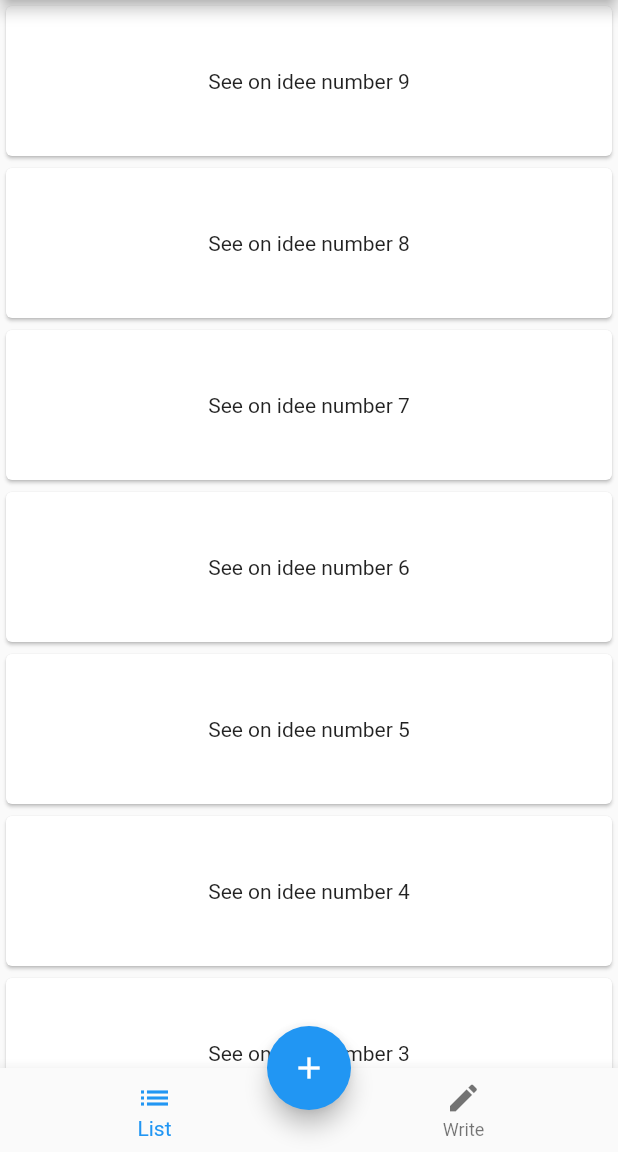
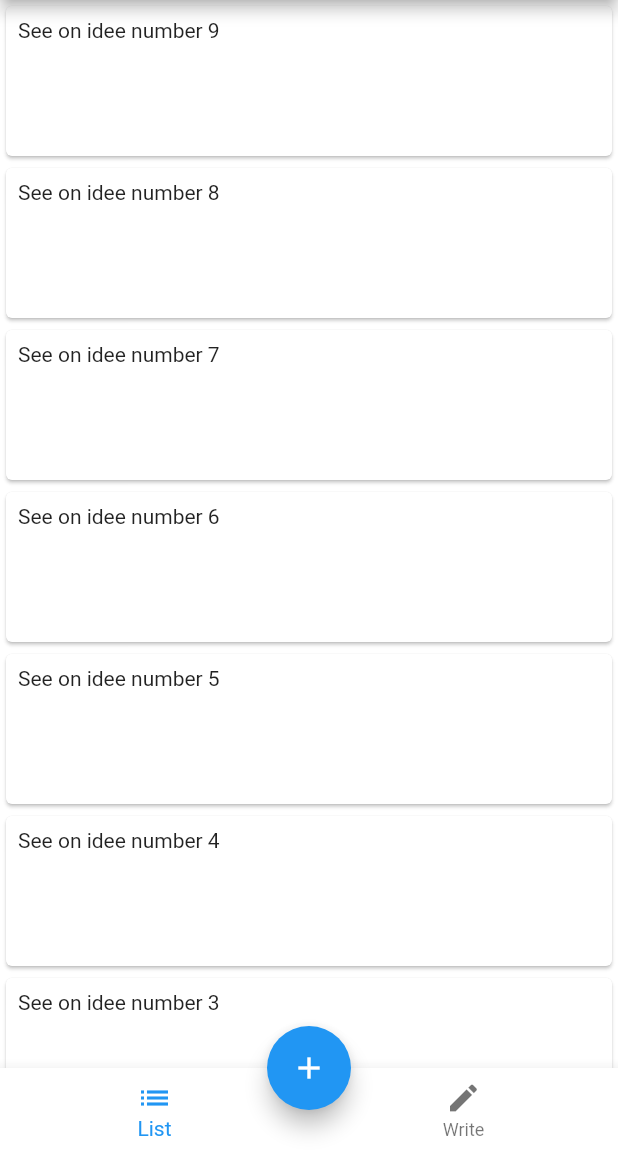
Before and after one commit to randalannus/idea_board, a Flutter app: the screen it shows after launch, on a phone screen of 412 x 824 dp, the part 84-1236 px from its top. Run offline on Flutter 3.47's test engine with Material 2 defaults, Android fonts, the phone set to English and light mode, and no system bars.

Commit message:
Edit ideas

```diff
--- a/lib/ideas.dart
+++ b/lib/ideas.dart
@@ -3,6 +3,10 @@ import 'package:flutter/cupertino.dart';
 class IdeasProvider with ChangeNotifier {
   late final List<Idea> _ideas = [];
   List<Idea> get ideas => _ideas;
+
+  Idea getIdea(int id) {
+    return ideas.firstWhere((element) => element.id == id);
+  }
 
   Idea newIdea() {
     final idea = Idea(ideas.length, "");
--- a/lib/list_page.dart
+++ b/lib/list_page.dart
@@ -1,5 +1,6 @@
 import 'package:flutter/material.dart';
 import 'package:idea_board/ideas.dart';
+import 'package:idea_board/write_page.dart';
 import 'package:provider/provider.dart';
 
 class ListPage extends StatelessWidget {
@@ -9,22 +10,36 @@ class ListPage extends StatelessWidget {
   Widget build(BuildContext context) {
     return Consumer<IdeasProvider>(builder: (context, ideasProvider, _) {
       return SizedBox.expand(
-          child: ListView(children: ideasToCards(ideasProvider.ideas)));
+          child:
+              ListView(children: ideasToCards(context, ideasProvider.ideas)));
     });
   }
 }
 
-List<Widget> ideasToCards(List<Idea> ideas) {
+List<Widget> ideasToCards(BuildContext context, List<Idea> ideas) {
   final cards = <Widget>[];
   for (var idea in ideas) {
     cards.insert(
         0,
         Card(
-            child: SizedBox(
-          width: 300,
-          height: 100,
-          child: Center(child: Text(idea.text)),
+            child: InkWell(
+          onTap: () => onTap(context, idea.id),
+          child: SizedBox(
+              width: 300,
+              height: 100,
+              child: Padding(
+                padding: const EdgeInsets.all(8.0),
+                child: Text(
+                  idea.text,
+                  textAlign: TextAlign.left,
+                ),
+              )),
         )));
   }
   return cards;
 }
+
+void onTap(BuildContext context, int ideaId) {
+  Navigator.push(context,
+      MaterialPageRoute<void>(builder: (context) => WritePage(ideaId)));
+}
--- a/lib/main.dart
+++ b/lib/main.dart
@@ -17,9 +17,7 @@ class MyApp extends StatelessWidget {
       create: (_) => IdeasProvider(),
       child: MaterialApp(
         title: 'Idea Board',
-        theme: ThemeData(
-          primarySwatch: Colors.blue,
-        ),
+        theme: ThemeData(primarySwatch: Colors.blue, canvasColor: Colors.white),
         home: const MyHomePage(),
       ),
     );
@@ -73,12 +71,6 @@ Widget pageContent(int pageIndex) {
 
 void _fabPressed(BuildContext context) {
   int id = Provider.of<IdeasProvider>(context, listen: false).newIdea().id;
-  Navigator.push(context, MaterialPageRoute<void>(builder: (context) {
-    return Scaffold(
-      appBar: AppBar(
-        title: const Text("New Idea"),
-      ),
-      body: Center(child: WritePage(id)),
-    );
-  }));
+  Navigator.push(
+      context, MaterialPageRoute<void>(builder: (context) => WritePage(id)));
 }
```
Also changed, not shown: lib/write_page.dart (+14 -3 lines).
